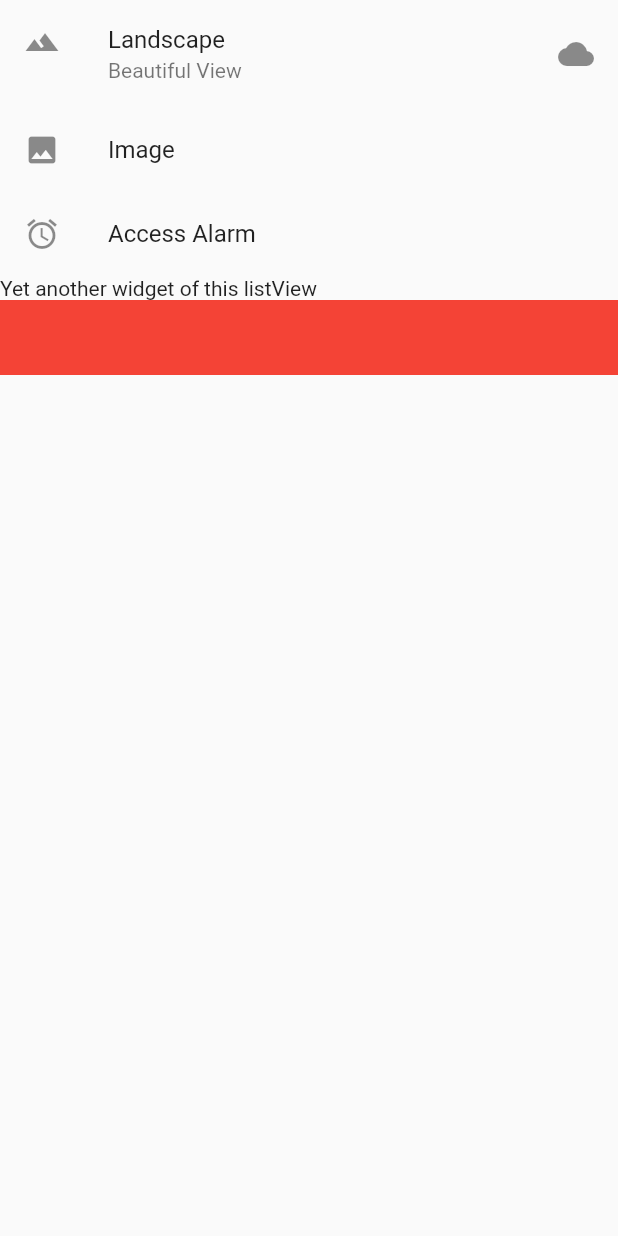
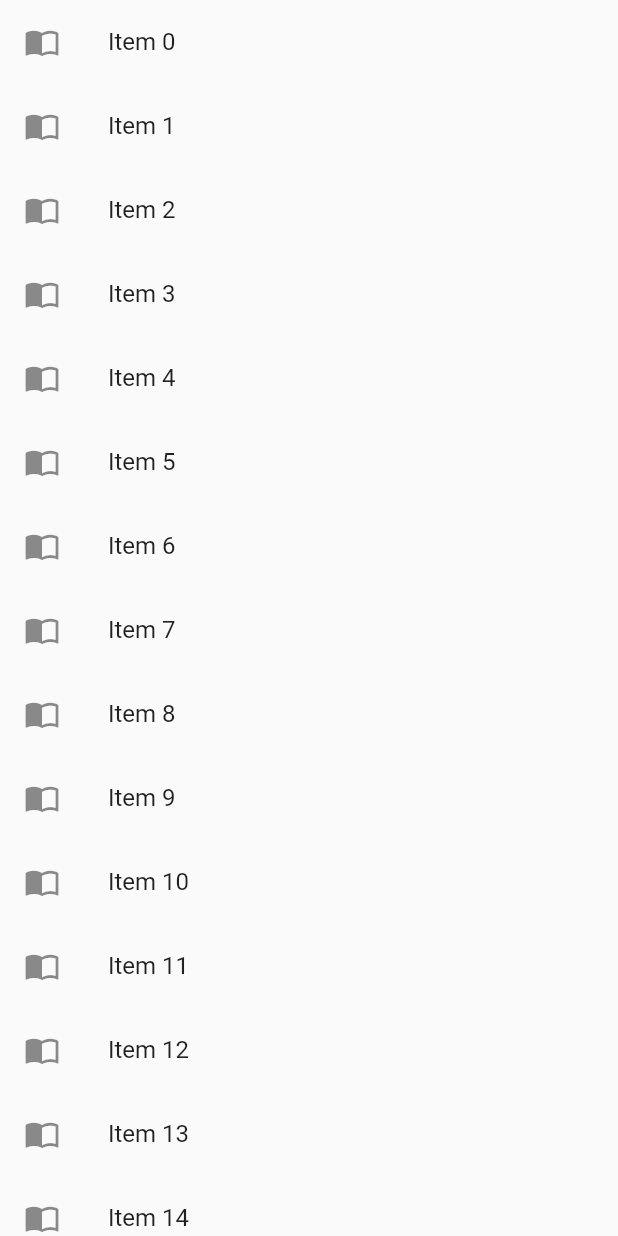
Before and after one commit to Jessicatcheyanou/talia, a Flutter app: what getListView() shows on an empty page, opened directly, on a phone screen of 412 x 824 dp. Run offline on Flutter 3.47's test engine with Material 2 defaults, Android fonts, the phone set to English and light mode, and no system bars.

Commit message:
Jess | Implementing Long list items with ListView

```diff
--- a/lib/main.dart
+++ b/lib/main.dart
@@ -5,40 +5,25 @@ import 'package:flutter/material.dart';
 //entry point on main application
 void main() {
   runApp(MaterialApp(
-    debugShowCheckedModeBanner: false,
-    title: "Exploring UI Widgets",
-    home: Scaffold(
-      appBar: AppBar(
-        title: Text("Basic List View Elements"),
-      ),
-      body: getListView(),
-    ),
-  ));
+      debugShowCheckedModeBanner: false,
+      title: "Exploring UI Widgets",
+      home: Scaffold(
+          appBar: AppBar(
+            title: Text("Long List"),
+          ),
+          body: getListView())));
+}
+
+List<String> getListElements() {
+  var items = List<String>.generate(1000, (counter) => "Item $counter");
+  return items;
 }
 
 Widget getListView() {
-  var listView = ListView(
-    children: [
-      ListTile(
-        leading: Icon(Icons.landscape),
-        title: Text("Landscape"),
-        subtitle: Text("Beautiful View"),
-        trailing: Icon(Icons.wb_cloudy),
-      ),
-      ListTile(
-        leading: Icon(Icons.image),
-        title: Text("Image"),
-        onTap: () {
-          debugPrint("Landscape tapped");
-        },
-      ),
-      ListTile(leading: Icon(Icons.access_alarm), title: Text("Access Alarm")),
-      Text('Yet another widget of this listView'),
-      Container(
-        color: Colors.red,
-        height: 50.0,
-      )
-    ],
-  );
+  var listItems = getListElements();
+  var listView = ListView.builder(itemBuilder: (context, index) {
+    return ListTile(
+        leading: Icon(Icons.import_contacts), title: Text(listItems[index]));
+  });
   return listView;
 }
```
Also changed, not shown: pubspec.lock.
